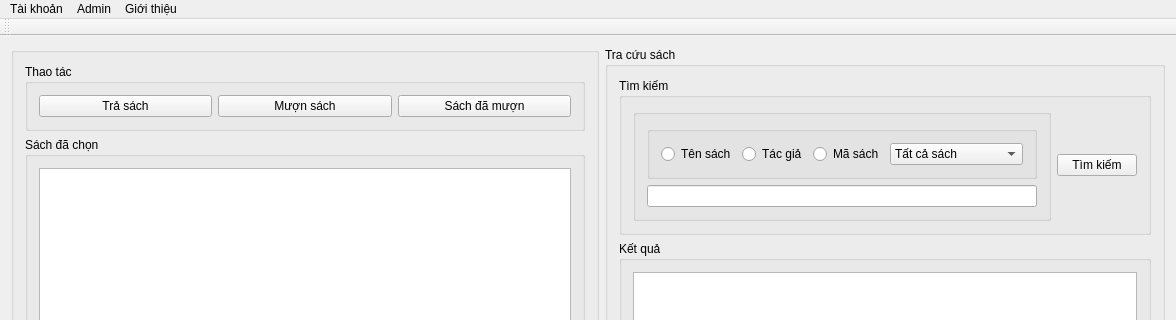
First picture: the form in mainwindow.ui, repository hovanvydut/PBL2-Library-Management-Qt-CPP, before the edit; both pictures show x 0 to 1176 and y 0 to 320 of the 1176 by 634 pixel window.
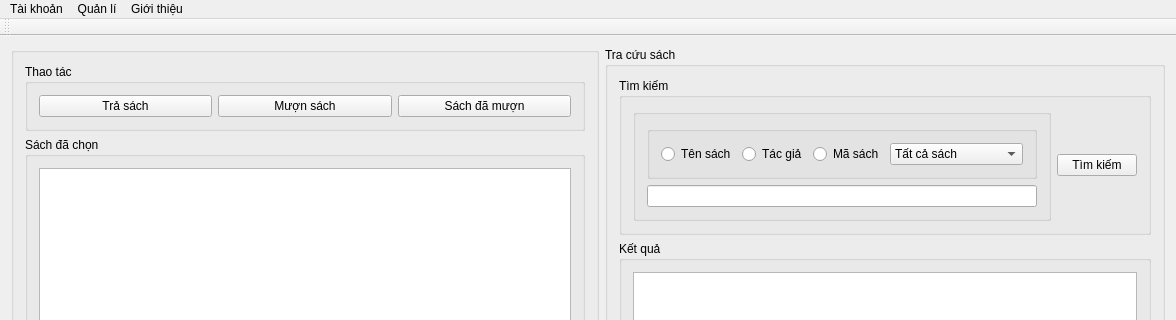
Second picture: the form after the edit.

The edit to the form file:
```diff
--- a/mainwindow.ui
+++ b/mainwindow.ui
@@ -254,7 +254,7 @@
    </widget>
    <widget class="QMenu" name="menuAdmin">
     <property name="title">
-     <string>Admin</string>
+     <string>Quản lí</string>
     </property>
     <addaction name="menuAdminShowBook"/>
     <addaction name="menuAdminShowUsers"/>
```
Left out of the diff: 6 changed lines with no effect on the pictures.
